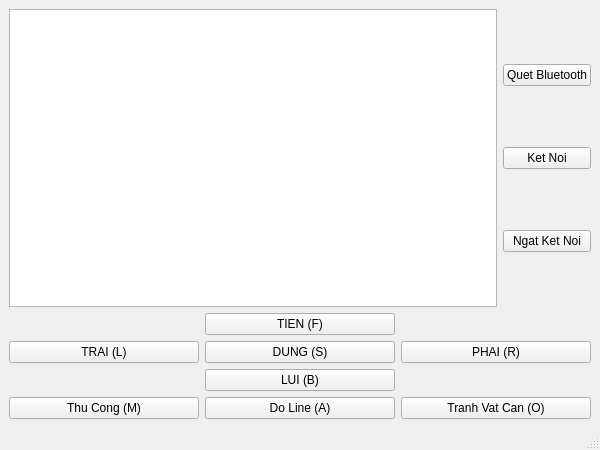
The window that qt_interface/mainwindow.ui (anhduc963/xe-do-line-tranh-vat-can) describes before a commit, drawn with Qt 5.
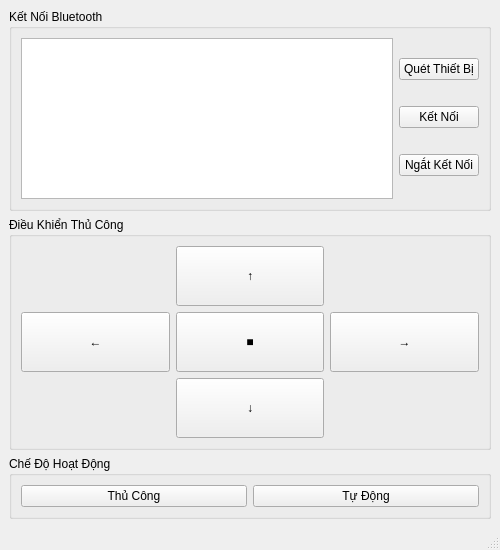
The same window after the commit.

Commit message:
Improve UI aesthetics and combine auto modes for robot car
- Merged Line Following and Obstacle Avoidance into a single 'Auto' mode in Arduino.
- Redesigned Qt interface with a modern look: rounded corners, arrows (↑, ↓, ←, →), and accented Vietnamese text.
- Optimized UI layout to remove unused space.
- Simplified mode selection to 'Manual' and 'Auto'.
- Maintained non-accented Vietnamese comments in C++ source for compiler compatibility.

The edit to the form file:
```diff
--- a/qt_interface/mainwindow.ui
+++ b/qt_interface/mainwindow.ui
@@ -6,8 +6,8 @@
    <rect>
     <x>0</x>
     <y>0</y>
-    <width>600</width>
-    <height>450</height>
+    <width>500</width>
+    <height>550</height>
    </rect>
   </property>
   <property name="windowTitle">
@@ -16,100 +16,138 @@
   <widget class="QWidget" name="centralwidget">
    <layout class="QVBoxLayout" name="verticalLayout_2">
     <item>
-     <layout class="QHBoxLayout" name="horizontalLayout">
+     <widget class="QGroupBox" name="groupBoxBT">
+      <property name="title">
+       <string>Kết Nối Bluetooth</string>
+      </property>
+      <layout class="QHBoxLayout" name="horizontalLayout_BT">
       <item>
        <widget class="QListWidget" name="listDevices"/>
       </item>
       <item>
-       <layout class="QVBoxLayout" name="verticalLayout">
+        <layout class="QVBoxLayout" name="verticalLayout_BT_btns">
         <item>
          <widget class="QPushButton" name="btnScan">
           <property name="text">
-           <string>Quet Bluetooth</string>
+            <string>Quét Thiết Bị</string>
           </property>
          </widget>
         </item>
         <item>
          <widget class="QPushButton" name="btnConnect">
           <property name="text">
-           <string>Ket Noi</string>
+            <string>Kết Nối</string>
           </property>
          </widget>
         </item>
         <item>
          <widget class="QPushButton" name="btnDisconnect">
           <property name="text">
-           <string>Ngat Ket Noi</string>
+            <string>Ngắt Kết Nối</string>
           </property>
          </widget>
         </item>
        </layout>
       </item>
      </layout>
+     </widget>
     </item>
     <item>
-     <layout class="QGridLayout" name="gridLayout">
+     <widget class="QGroupBox" name="groupBoxControl">
+      <property name="title">
+       <string>Điều Khiển Thủ Công</string>
+      </property>
+      <layout class="QGridLayout" name="gridLayout_Control">
       <item row="0" column="1">
        <widget class="QPushButton" name="btnForward">
+         <property name="minimumSize">
+          <size>
+           <width>60</width>
+           <height>60</height>
+          </size>
+         </property>
         <property name="text">
-         <string>TIEN (F)</string>
+          <string>↑</string>
         </property>
        </widget>
       </item>
       <item row="1" column="0">
        <widget class="QPushButton" name="btnLeft">
+         <property name="minimumSize">
+          <size>
+           <width>60</width>
+           <height>60</height>
+          </size>
+         </property>
         <property name="text">
-         <string>TRAI (L)</string>
+          <string>←</string>
         </property>
        </widget>
       </item>
       <item row="1" column="1">
        <widget class="QPushButton" name="btnStop">
+         <property name="minimumSize">
+          <size>
+           <width>60</width>
+           <height>60</height>
+          </size>
+         </property>
         <property name="text">
-         <string>DUNG (S)</string>
+          <string>■</string>
         </property>
        </widget>
       </item>
       <item row="1" column="2">
        <widget class="QPushButton" name="btnRight">
+         <property name="minimumSize">
+          <size>
+           <width>60</width>
+           <height>60</height>
+          </size>
+         </property>
         <property name="text">
-         <string>PHAI (R)</string>
+          <string>→</string>
         </property>
        </widget>
       </item>
       <item row="2" column="1">
        <widget class="QPushButton" name="btnBackward">
+         <property name="minimumSize">
+          <size>
+           <width>60</width>
+           <height>60</height>
+          </size>
+         </property>
         <property name="text">
-         <string>LUI (B)</string>
+          <string>↓</string>
         </property>
        </widget>
       </item>
      </layout>
+     </widget>
     </item>
     <item>
-     <layout class="QHBoxLayout" name="horizontalLayout_2">
+     <widget class="QGroupBox" name="groupBoxModes">
+      <property name="title">
+       <string>Chế Độ Hoạt Động</string>
+      </property>
+      <layout class="QHBoxLayout" name="horizontalLayout_Modes">
       <item>
        <widget class="QPushButton" name="btnManualMode">
         <property name="text">
-         <string>Thu Cong (M)</string>
+          <string>Thủ Công</string>
         </property>
        </widget>
       </item>
       <item>
-       <widget class="QPushButton" name="btnLineMode">
+        <widget class="QPushButton" name="btnAutoMode">
         <property name="text">
-         <string>Do Line (A)</string>
-        </property>
-       </widget>
-      </item>
-      <item>
-       <widget class="QPushButton" name="btnObstacleMode">
-        <property name="text">
-         <string>Tranh Vat Can (O)</string>
+          <string>Tự Động</string>
         </property>
        </widget>
       </item>
      </layout>
+     </widget>
     </item>
    </layout>
   </widget>
```
Left out of the diff: 6 changed lines with no effect on the pictures. Lines whose indentation alone changed are shown as unchanged. The commit also changes 3 other files.
